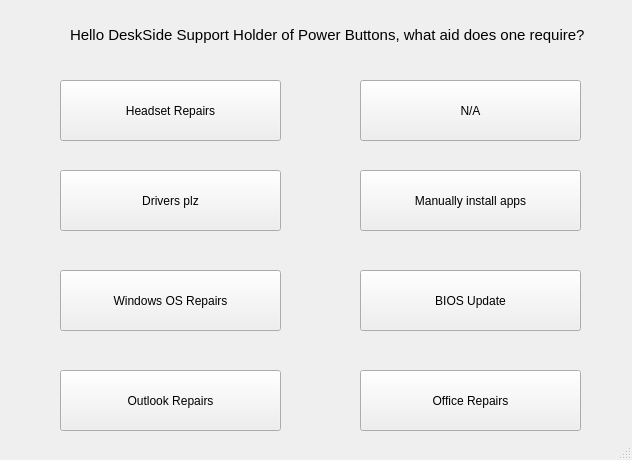
Above: DesksideToolkit.ui from RayWonders/DesksideToolkit before the change. Below: the same form after it.
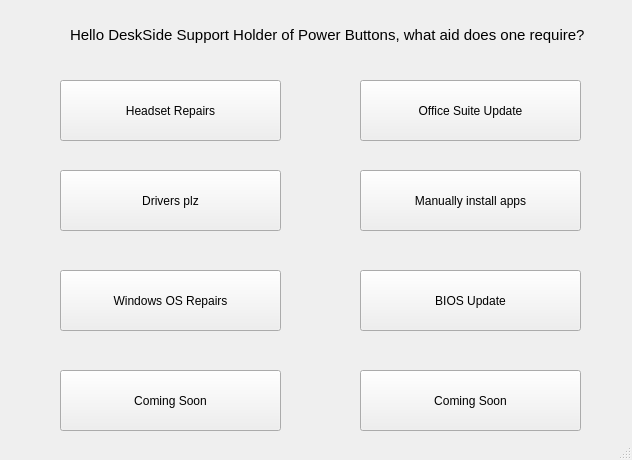
That is the form after the change.

What changed in the file:
```diff
--- a/DesksideToolkit.ui
+++ b/DesksideToolkit.ui
@@ -63,7 +63,7 @@
      </rect>
     </property>
     <property name="text">
-     <string>Outlook Repairs</string>
+     <string>Coming Soon</string>
     </property>
    </widget>
    <widget class="QLabel" name="TitleLabel">
@@ -83,13 +83,13 @@
     <property name="geometry">
      <rect>
       <x>360</x>
-      <y>80</y>
+      <y>370</y>
       <width>221</width>
       <height>61</height>
      </rect>
     </property>
     <property name="text">
-     <string>N/A</string>
+     <string>Coming Soon</string>
     </property>
    </widget>
    <widget class="QPushButton" name="ButtonApp">
@@ -122,13 +122,13 @@
     <property name="geometry">
      <rect>
       <x>360</x>
-      <y>370</y>
+      <y>80</y>
       <width>221</width>
       <height>61</height>
      </rect>
     </property>
     <property name="text">
-     <string>Office Repairs</string>
+     <string>Office Suite Update</string>
     </property>
    </widget>
   </widget>
```
